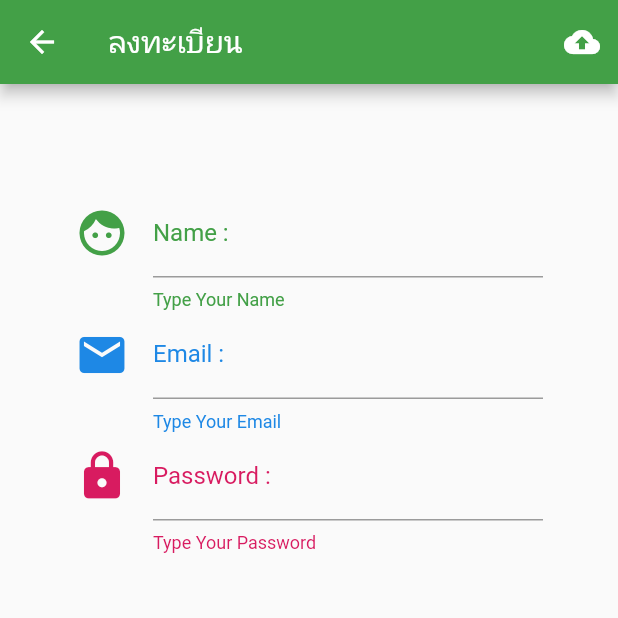
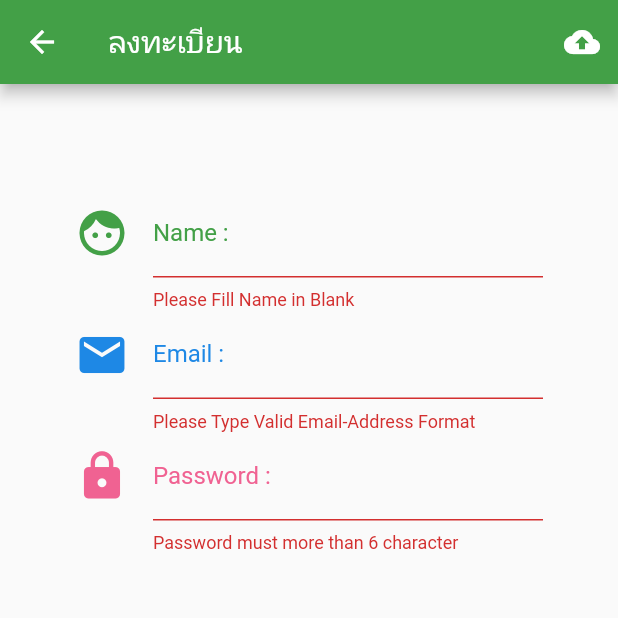
Before and after one commit to amornpan/first_flutter, a Flutter app: the Register screen opened directly, after a tap on the "cloud upload" icon, on a phone screen of 412 x 824 dp, the top half of it. Run offline on Flutter 3.47's test engine with Material 2 defaults, Android fonts, the phone set to English and light mode, and no system bars.

Commit message:
register.dart, Form Validation, name,email,pass

```diff
--- a/lib/screens/register.dart
+++ b/lib/screens/register.dart
@@ -9,10 +9,13 @@ class _RegisterState extends State<Register> {
   //Explicit
   Color greenColor = Colors.green.shade600;
   Color blueColor = Colors.blue.shade600;
-  Color pinkColor = Colors.pink.shade600;
+  Color pinkColor = Colors.pink.shade300;
+
+  final formKey = GlobalKey<FormState>();
+
+  String nameString, emailString, passwordString;
 
   //Method
-
   Widget nameText() {
     return TextFormField(
       decoration: InputDecoration(
@@ -21,23 +24,42 @@ class _RegisterState extends State<Register> {
             size: 36.0,
             color: greenColor,
           ),
-          labelText: 'Name : ', labelStyle: TextStyle(color: greenColor),
-          helperText: 'Type Your Name', helperStyle: TextStyle(color: greenColor),
+          labelText: 'Name : ',
+          labelStyle: TextStyle(color: greenColor),
+          helperText: 'Type Your Name',
+          helperStyle: TextStyle(color: greenColor),
           hintText: 'English Only'),
+      validator: (String value) {
+        if (value.isEmpty) {
+          return 'Please Fill Name in Blank';
+        }
+      },onSaved: (String value){
+        nameString = value;
+      },
     );
   }
 
   Widget emailText() {
     return TextFormField(
+      keyboardType: TextInputType.emailAddress,
       decoration: InputDecoration(
           icon: Icon(
             Icons.email,
             size: 36.0,
             color: blueColor,
           ),
-          labelText: 'Email : ', labelStyle: TextStyle(color: blueColor),
-          helperText: 'Type Your Email', helperStyle: TextStyle(color: blueColor),
+          labelText: 'Email : ',
+          labelStyle: TextStyle(color: blueColor),
+          helperText: 'Type Your Email',
+          helperStyle: TextStyle(color: blueColor),
           hintText: 'English Only'),
+      validator: (String value) {
+        if (!((value.contains('@')) && (value.contains('.')))) {
+          return 'Please Type Valid Email-Address Format';
+        }
+      },onSaved: (String value){
+        emailString = value;
+      },
     );
   }
 
@@ -49,16 +71,30 @@ class _RegisterState extends State<Register> {
             size: 36.0,
             color: pinkColor,
           ),
-          labelText: 'Password : ', labelStyle: TextStyle(color: pinkColor),
-          helperText: 'Type Your Password', helperStyle: TextStyle(color: pinkColor),
+          labelText: 'Password : ',
+          labelStyle: TextStyle(color: pinkColor),
+          helperText: 'Type Your Password',
+          helperStyle: TextStyle(color: pinkColor),
           hintText: 'More 6 Charactor'),
+      validator: (String value) {
+        if (value.length < 6) {
+          return 'Password must more than 6 character';
+        }
+      },onSaved: (String value){
+        passwordString = value;
+      },
     );
   }
 
   Widget registerButton() {
     return IconButton(
       icon: Icon(Icons.cloud_upload),
-      onPressed: () {},
+      onPressed: () {
+        if (formKey.currentState.validate()) {
+          formKey.currentState.save();
+          print('name = $nameString, email = $emailString, password = $passwordString');
+        }
+      },
     );
   }
 
@@ -70,7 +106,9 @@ class _RegisterState extends State<Register> {
         title: Text('ลงทะเบียน'),
         actions: <Widget>[registerButton()],
       ),
-      body: ListView(
+      body: Form(
+        key: formKey,
+        child: ListView(
           padding: EdgeInsets.only(left: 50.0, right: 50.0, top: 70.0),
           children: <Widget>[
             nameText(),
@@ -78,6 +116,7 @@ class _RegisterState extends State<Register> {
             passwordText(),
           ],
         ),
+      ),
     );
   }
 }
```
Lines whose indentation alone changed are shown as unchanged.
